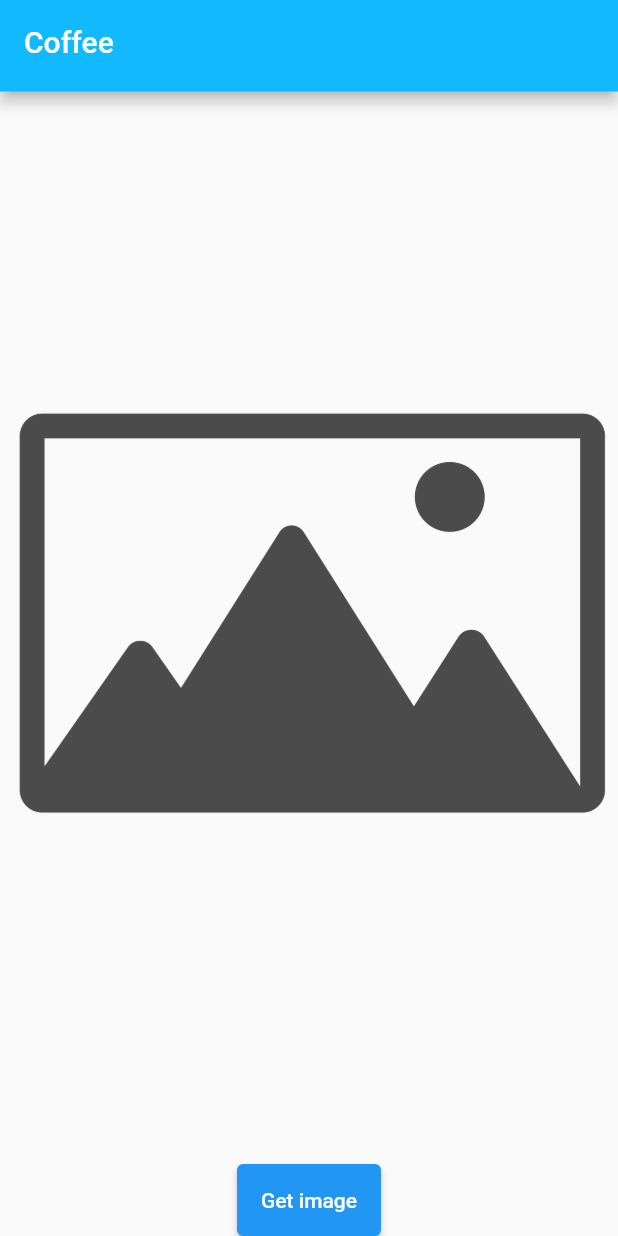
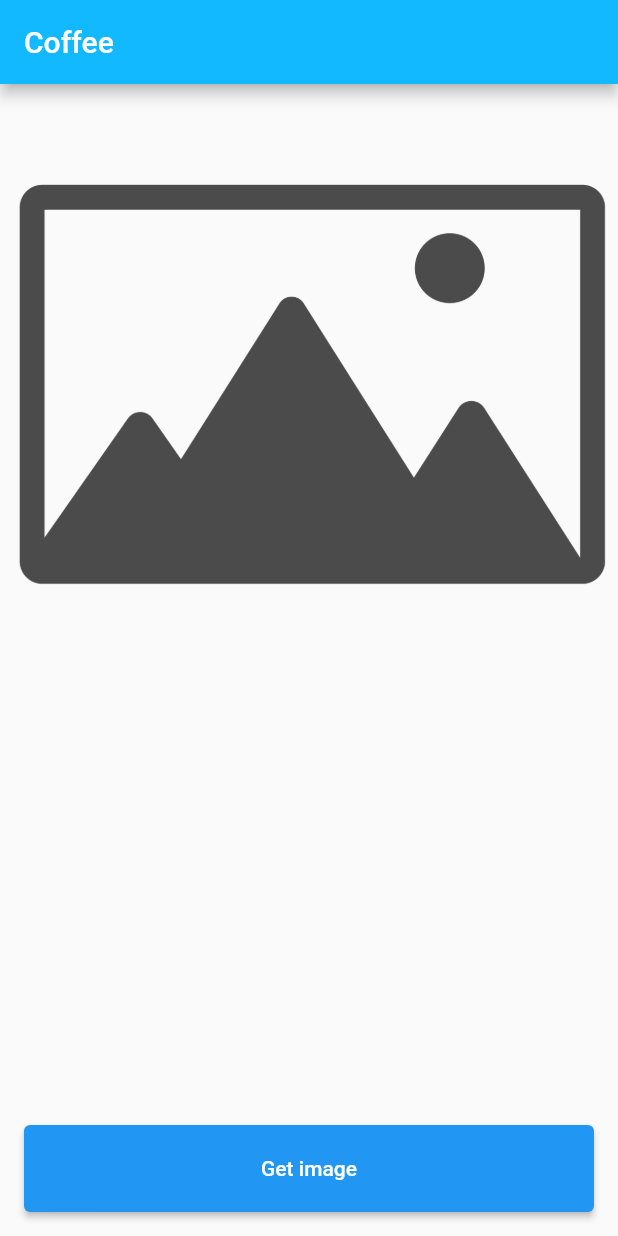
Before and after one commit to vgvsecretuser/very_good_coffee, a Flutter app: the screen it shows after launch, on a phone screen of 412 x 824 dp. Run offline on Flutter 3.47's test engine with Material 2 defaults, Android fonts, the phone set to English and light mode, and no system bars; our stand-ins replace bloc, cached_network_image, equatable, flutter_bloc, flutter_cache_manager; generated files the repository leaves out were written again.

Commit message:
feat: improve coffee page layout

```diff
--- a/lib/coffee/view/coffee_page.dart
+++ b/lib/coffee/view/coffee_page.dart
@@ -28,20 +28,22 @@ class CoffeeView extends StatelessWidget {
   Widget build(BuildContext context) {
     final l10n = context.l10n;
     return Scaffold(
-      appBar: AppBar(
-        title: Text(l10n.coffeeAppBarTitle),
-        bottom: const LoadingIndicator(),
-      ),
+      appBar: AppBar(title: Text(l10n.coffeeAppBarTitle)),
       body: Column(
         mainAxisAlignment: MainAxisAlignment.spaceBetween,
+        crossAxisAlignment: CrossAxisAlignment.stretch,
         children: [
-          const Expanded(child: CoffeeImage()),
-          const SizedBox(height: 8),
+          const Expanded(
+            child: SingleChildScrollView(child: CoffeeImageLoader()),
+          ),
           SizedBox(
-            height: 48,
-            child: ElevatedButton(
-              onPressed: () => context.read<CoffeeCubit>().getCoffee(),
-              child: Text(l10n.getImageButton),
+            height: 90,
+            child: Padding(
+              padding: const EdgeInsets.all(16),
+              child: ElevatedButton(
+                onPressed: () => context.read<CoffeeCubit>().getCoffee(),
+                child: Text(l10n.getImageButton),
+              ),
             ),
           ),
         ],
--- a/lib/coffee/view/widgets/loading_indicator.dart
+++ b/lib/coffee/view/widgets/coffee_image_loader.dart
@@ -2,16 +2,15 @@ import 'package:flutter/material.dart';
 import 'package:flutter_bloc/flutter_bloc.dart';
 import 'package:very_good_coffee/coffee/coffee.dart';
 
-class LoadingIndicator extends StatelessWidget with PreferredSizeWidget {
-  const LoadingIndicator({super.key});
-
-  @override
-  Size get preferredSize => const Size.fromHeight(5);
+class CoffeeImageLoader extends StatelessWidget {
+  const CoffeeImageLoader({super.key});
 
   @override
   Widget build(BuildContext context) {
     final isLoading =
         context.select((CoffeeCubit cubit) => cubit.state.status.isLoading);
-    return isLoading ? const LinearProgressIndicator() : Container();
+    return isLoading
+        ? const Center(child: CircularProgressIndicator())
+        : const CoffeeImage();
   }
 }
--- a/lib/coffee/view/widgets/widgets.dart
+++ b/lib/coffee/view/widgets/widgets.dart
@@ -1,2 +1,2 @@
 export 'coffee_image.dart';
-export 'loading_indicator.dart';
+export 'coffee_image_loader.dart';
```
Also changed, not shown: 3 other files.
